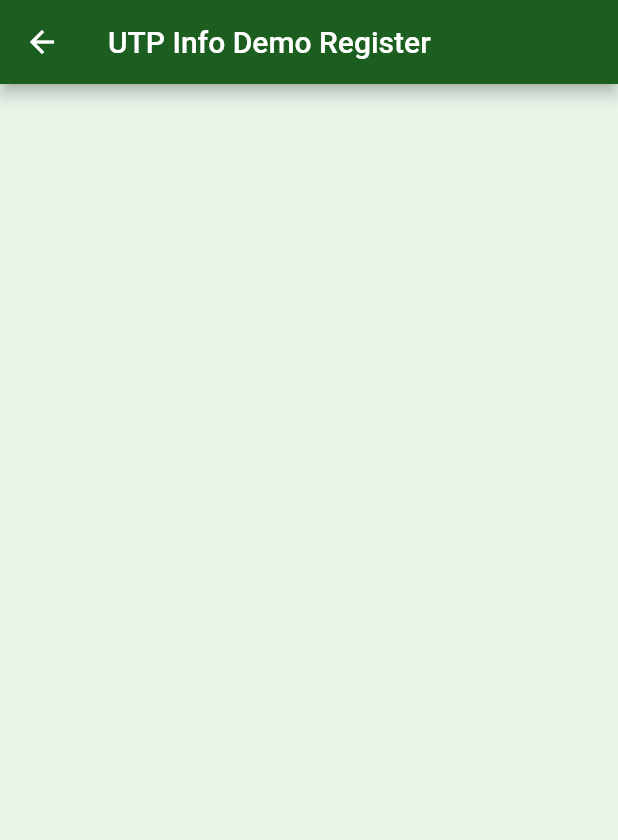
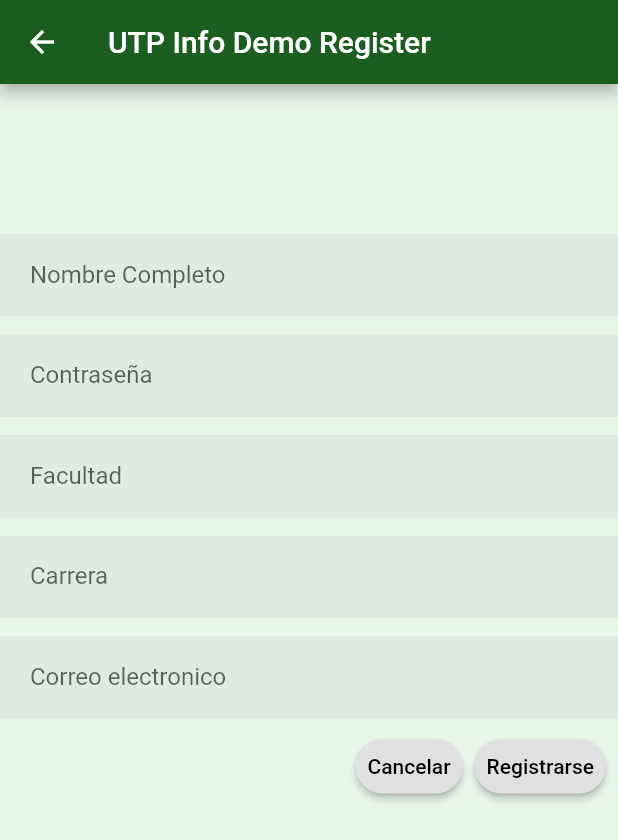
Before and after one commit to lKrayola/utp-info, a Flutter app: the Register screen opened by its route, on a phone screen of 412 x 824 dp. Shown: the top 840 px of the screen. Run offline on Flutter 3.47's test engine with Material 2 defaults, Android fonts, the phone set to English and light mode, and no system bars.

Commit message:
Added Fields and Buttons

```diff
--- a/lib/register.dart
+++ b/lib/register.dart
@@ -9,6 +9,103 @@ class Register extends StatelessWidget {
         title: Text("UTP Info Demo Register"),
         backgroundColor: Colors.green[900],
       ),
+      body: Center(
+        child: ListView(
+          children: <Widget>[
+            SizedBox(height: 10.0),
+            Column(
+              children: <Widget>[
+              //Icon(Icons.)
+              SizedBox(height:20.0),
+              //Text('Login'),
+              ]
+            ,),
+            SizedBox(height: 70.0),
+            TextField(
+              cursorColor: Colors.green,
+              keyboardType: TextInputType.emailAddress,
+              autofocus: false,
+              decoration: InputDecoration(
+                labelText: 'Nombre Completo',
+                hintText: 'Ejemplo: Chicharito Lopez',
+                filled: true,
+                contentPadding: EdgeInsets.fromLTRB(20.0, 10.0, 20.0, 10.0),
+                border: InputBorder.none,
+              ),
+            ),
+            SizedBox(height: 12.0),
+            TextField(
+              cursorColor: Colors.green,
+              autofocus: false,
+              decoration: InputDecoration(
+                labelText: 'Contraseña',
+                contentPadding: EdgeInsets.fromLTRB(20.0, 10.0, 20.0, 10.0),
+                border: InputBorder.none,
+                filled: true,
+              ),
+              obscureText: true,
+            ),
+            SizedBox(height: 12.0),
+            TextField(
+              cursorColor: Colors.green,
+              autofocus: false,
+              decoration: InputDecoration(
+                labelText: 'Facultad',
+                contentPadding: EdgeInsets.fromLTRB(20.0, 10.0, 20.0, 10.0),
+                border: InputBorder.none,
+                hintText: 'Ejemplo: FISC',
+                filled: true,
+              ),
+              obscureText: false,
+            ),
+            SizedBox(height: 12.0),
+            TextField(
+              cursorColor: Colors.green,
+              autofocus: false,
+              decoration: InputDecoration(
+                labelText: 'Carrera',
+                contentPadding: EdgeInsets.fromLTRB(20.0, 10.0, 20.0, 10.0),
+                border: InputBorder.none,
+                hintText: 'Ejemplo: Ing. En Chichero',
+                filled: true,
+              ),
+              obscureText: false,
+            ),
+            SizedBox(height: 12.0),
+            TextField(
+              cursorColor: Colors.green,
+              autofocus: false,
+              decoration: InputDecoration(
+                labelText: 'Correo electronico',
+                contentPadding: EdgeInsets.fromLTRB(20.0, 10.0, 20.0, 10.0),
+                border: InputBorder.none,
+                hintText: 'Ejemplo: chichero@utp.ac.pa',
+                filled: true,
+              ),
+              obscureText: false,
+            ),
+            ButtonBar(
+              children: <Widget>[
+                RaisedButton(
+                  child: Text('Cancelar'),
+                  shape: RoundedRectangleBorder(borderRadius: BorderRadius.circular(24)),
+                  onPressed: (){
+                    Navigator.pop(context, true);
+                  },
+                ),
+                RaisedButton(
+                  shape: RoundedRectangleBorder(borderRadius: BorderRadius.circular(24)),
+                  child: Text('Registrarse'),
+                  onPressed: (){
+                    Navigator.pushNamed(context, '/Home');
+
+                  }
+                )
+              ],
+            )
+          ],
+        )
+      )
     );
   }
 }
```
